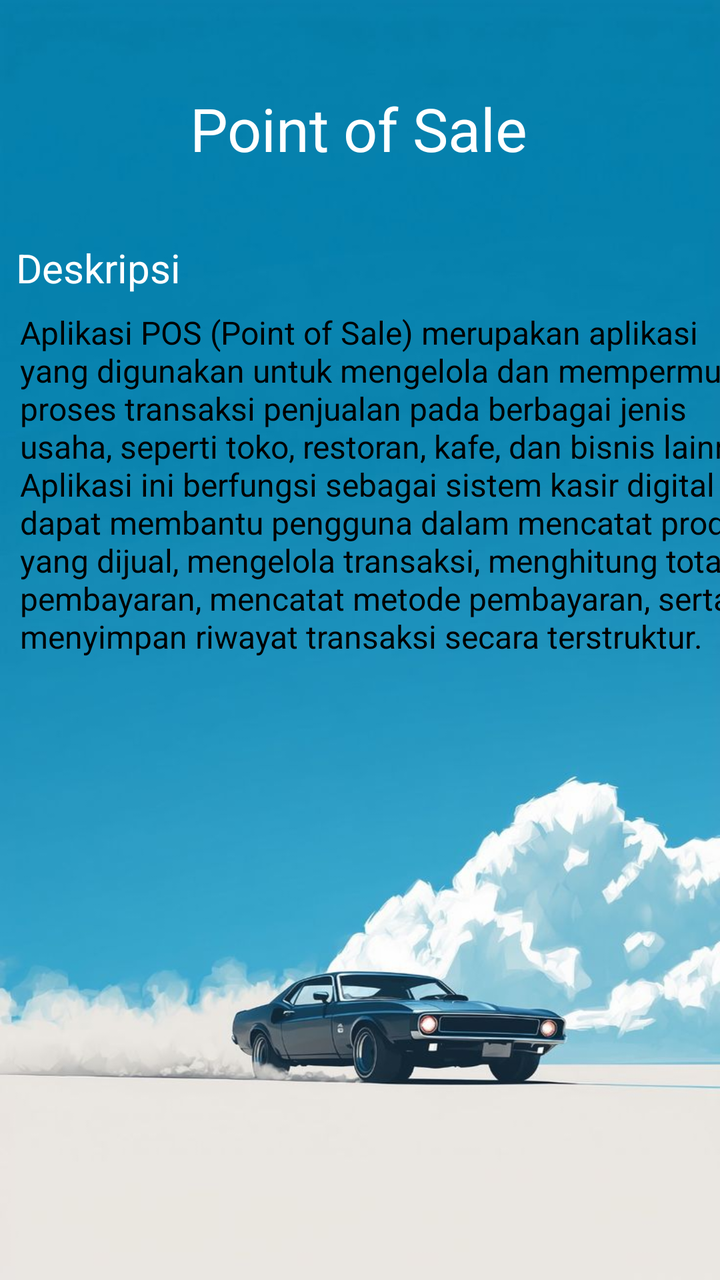
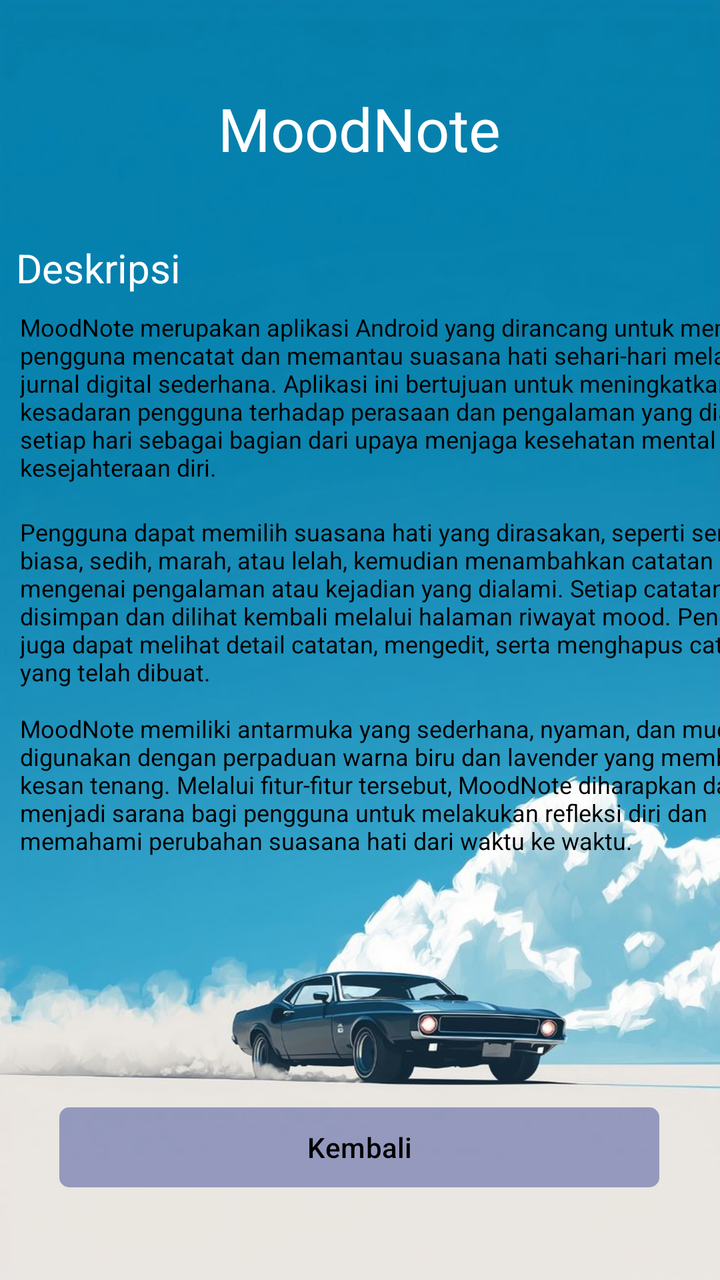

Screens rendered from an Android XML layout before and after an edit, with the pre-edit source and the edit as a unified diff.
<!-- AndroidManifest.xml: application theme Theme.Projek_Marcel -->
<!-- res/layout/activity_detail.xml -->
<?xml version="1.0" encoding="utf-8"?>
<androidx.constraintlayout.widget.ConstraintLayout xmlns:android="http://schemas.android.com/apk/res/android"
    xmlns:app="http://schemas.android.com/apk/res-auto"
    xmlns:tools="http://schemas.android.com/tools"
    android:id="@+id/main"
    android:layout_width="match_parent"
    android:layout_height="match_parent"
    android:background="@drawable/wallpaper_2"
    tools:context=".DetailActivity">

    <TextView
        android:id="@+id/textView"
        android:layout_width="wrap_content"
        android:layout_height="wrap_content"
        android:layout_marginTop="44dp"
        android:text="Point of Sale"
        android:textColor="@color/white"
        android:textSize="30dp"
        app:layout_constraintEnd_toEndOf="parent"
        app:layout_constraintHorizontal_bias="0.498"
        app:layout_constraintStart_toStartOf="parent"
        app:layout_constraintTop_toTopOf="parent" />

    <TextView
        android:id="@+id/textView7"
        android:layout_width="wrap_content"
        android:layout_height="wrap_content"
        android:layout_marginStart="8dp"
        android:layout_marginTop="36dp"
        android:text="Deskripsi"
        android:textColor="@color/white"
        android:textSize="20dp"
        app:layout_constraintStart_toStartOf="parent"
        app:layout_constraintTop_toBottomOf="@+id/textView" />

    <TextView
        android:id="@+id/textView2"
        android:layout_width="390dp"
        android:layout_height="wrap_content"
        android:layout_marginStart="10dp"
        android:layout_marginTop="8dp"
        android:text="@string/deskripsi_aplikasi"
        android:textColor="@color/black"
        android:textSize="16dp"
        app:layout_constraintEnd_toEndOf="parent"
        app:layout_constraintHorizontal_bias="0.0"
        app:layout_constraintStart_toStartOf="parent"
        app:layout_constraintTop_toBottomOf="@+id/textView7" />

    <com.google.android.material.button.MaterialButton
        android:id="@+id/btnKembali"
        android:layout_width="300dp"
        android:layout_height="wrap_content"
        android:layout_marginTop="308dp"
        android:backgroundTint="#3D1D2E89"
        android:text="Kembali"
        android:textColor="@color/black"
        app:cornerRadius="5dp"
        app:layout_constraintEnd_toEndOf="parent"
        app:layout_constraintHorizontal_bias="0.495"
        app:layout_constraintStart_toStartOf="parent"
        app:layout_constraintTop_toBottomOf="@+id/textView2" />
</androidx.constraintlayout.widget.ConstraintLayout>
<!-- resources referenced by this layout -->
<resources>
  <color name="black">#FF000000</color>
  <color name="white">#FFFFFFFF</color>
  <!-- drawable wallpaper_2: jpg bitmap (drawable, 37835 bytes) -->
  <string name="deskripsi_aplikasi">Aplikasi POS (Point of Sale) merupakan aplikasi yang digunakan untuk mengelola dan mempermudah proses transaksi penjualan pada berbagai jenis usaha, seperti toko, restoran, kafe, dan bisnis lainnya. Aplikasi ini berfungsi sebagai sistem kasir digital yang dapat membantu pengguna dalam mencatat produk yang dijual, mengelola transaksi, menghitung total pembayaran, mencatat metode pembayaran, serta menyimpan riwayat transaksi secara terstruktur. </string>
  <style name="Theme.Projek_Marcel" parent="Base.Theme.Projek_Marcel" />
  <style name="Base.Theme.Projek_Marcel" parent="Theme.Material3.DayNight.NoActionBar">
          
          
      </style>
</resources>

<!-- the commit's change to res/layout/activity_detail.xml (unified diff, before → after) -->
@@ -13,7 +13,7 @@
         android:layout_width="wrap_content"
         android:layout_height="wrap_content"
         android:layout_marginTop="44dp"
-        android:text="Point of Sale"
+        android:text="MoodNote"
         android:textColor="@color/white"
         android:textSize="30dp"
         app:layout_constraintEnd_toEndOf="parent"
@@ -39,13 +39,41 @@
         android:layout_height="wrap_content"
         android:layout_marginStart="10dp"
         android:layout_marginTop="8dp"
-        android:text="@string/deskripsi_aplikasi"
+        android:text="@string/deskripsi_aplikasi_1"
         android:textColor="@color/black"
-        android:textSize="16dp"
+        android:textSize="12dp"
         app:layout_constraintEnd_toEndOf="parent"
         app:layout_constraintHorizontal_bias="0.0"
         app:layout_constraintStart_toStartOf="parent"
         app:layout_constraintTop_toBottomOf="@+id/textView7" />
+
+    <TextView
+        android:id="@+id/textView8"
+        android:layout_width="390dp"
+        android:layout_height="wrap_content"
+        android:layout_marginStart="10dp"
+        android:layout_marginTop="16dp"
+        android:text="@string/deskripsi_aplikasi_2"
+        android:textColor="@color/black"
+        android:textSize="12dp"
+        app:layout_constraintEnd_toEndOf="parent"
+        app:layout_constraintHorizontal_bias="0.0"
+        app:layout_constraintStart_toStartOf="parent"
+        app:layout_constraintTop_toBottomOf="@+id/textView2" />
+
+    <TextView
+        android:id="@+id/textView9"
+        android:layout_width="390dp"
+        android:layout_height="wrap_content"
+        android:layout_marginStart="10dp"
+        android:layout_marginTop="12dp"
+        android:text="@string/deskripsi_aplikasi_3"
+        android:textColor="@color/black"
+        android:textSize="12dp"
+        app:layout_constraintEnd_toEndOf="parent"
+        app:layout_constraintHorizontal_bias="0.0"
+        app:layout_constraintStart_toStartOf="parent"
+        app:layout_constraintTop_toBottomOf="@+id/textView8" />
 
     <com.google.android.material.button.MaterialButton
         android:id="@+id/btnKembali"
<!-- resource entries referenced after the edit -->
@@ -3,7 +3,9 @@
   <color name="black">#FF000000</color>
   <color name="white">#FFFFFFFF</color>
   <!-- drawable wallpaper_2: jpg bitmap (drawable, 37835 bytes) -->
-  <string name="deskripsi_aplikasi">Aplikasi POS (Point of Sale) merupakan aplikasi yang digunakan untuk mengelola dan mempermudah proses transaksi penjualan pada berbagai jenis usaha, seperti toko, restoran, kafe, dan bisnis lainnya. Aplikasi ini berfungsi sebagai sistem kasir digital yang dapat membantu pengguna dalam mencatat produk yang dijual, mengelola transaksi, menghitung total pembayaran, mencatat metode pembayaran, serta menyimpan riwayat transaksi secara terstruktur. </string>
+  <string name="deskripsi_aplikasi_1">MoodNote merupakan aplikasi Android yang dirancang untuk membantu pengguna mencatat dan memantau suasana hati sehari-hari melalui jurnal digital sederhana. Aplikasi ini bertujuan untuk meningkatkan kesadaran pengguna terhadap perasaan dan pengalaman yang dialami setiap hari sebagai bagian dari upaya menjaga kesehatan mental dan kesejahteraan diri.</string>
+  <string name="deskripsi_aplikasi_2">Pengguna dapat memilih suasana hati yang dirasakan, seperti senang, biasa, sedih, marah, atau lelah, kemudian menambahkan catatan singkat mengenai pengalaman atau kejadian yang dialami. Setiap catatan dapat disimpan dan dilihat kembali melalui halaman riwayat mood. Pengguna juga dapat melihat detail catatan, mengedit, serta menghapus catatan yang telah dibuat. </string>
+  <string name="deskripsi_aplikasi_3">MoodNote memiliki antarmuka yang sederhana, nyaman, dan mudah digunakan dengan perpaduan warna biru dan lavender yang memberikan kesan tenang. Melalui fitur-fitur tersebut, MoodNote diharapkan dapat menjadi sarana bagi pengguna untuk melakukan refleksi diri dan memahami perubahan suasana hati dari waktu ke waktu. </string>
   <style name="Theme.Projek_Marcel" parent="Base.Theme.Projek_Marcel" />
   <style name="Base.Theme.Projek_Marcel" parent="Theme.Material3.DayNight.NoActionBar">
           
